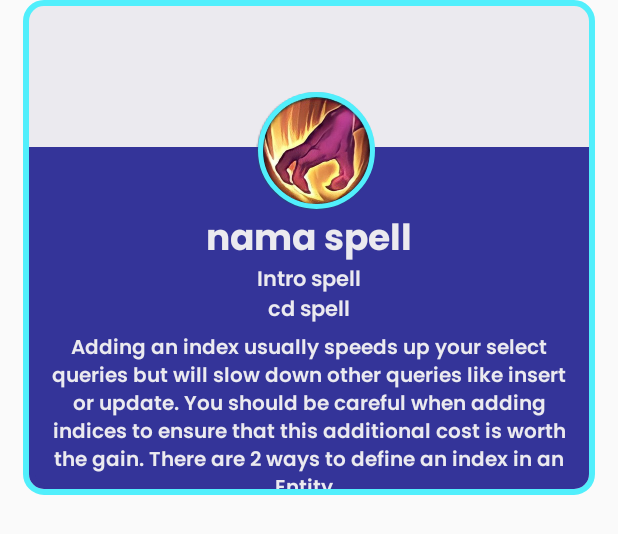
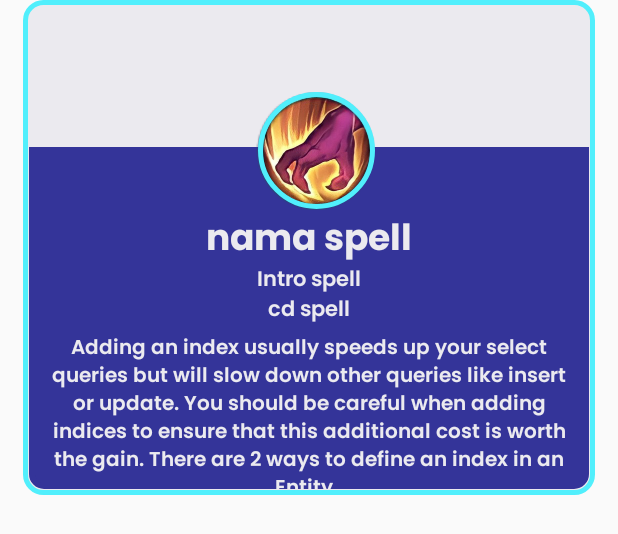
Before and after one commit to Mikaelazzz/Neozy, an Android app: the layout list_spell.xml on its own in the app's theme, with its tools: preview values and no code run, on a phone screen of 412 x 824 dp. Shown: the top 534 px of the screen. Run offline under Robolectric (Android 15) with nearby library versions, the phone set to English and light mode, and no system bars.

Commit message:
Update back_card.xml

```diff
--- a/app/src/main/res/drawable/back_card.xml
+++ b/app/src/main/res/drawable/back_card.xml
@@ -4,7 +4,7 @@
         <shape android:shape="rectangle">
             <solid android:color="#EBEAEF" />
             <stroke android:color="#51EFFC"/>
-            <stroke android:width="4dp"/>
+            <stroke android:width="3dp"/>
             <corners android:radius="12dp" />
         </shape>
     </item>
```
